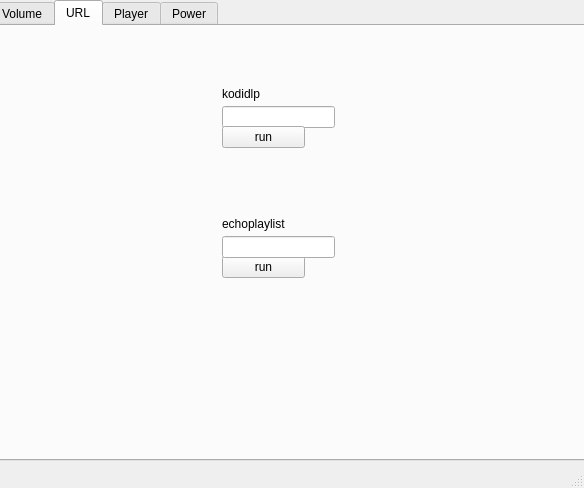
Qt form kodigui.ui (definitly486/KodiGui) before a commit.
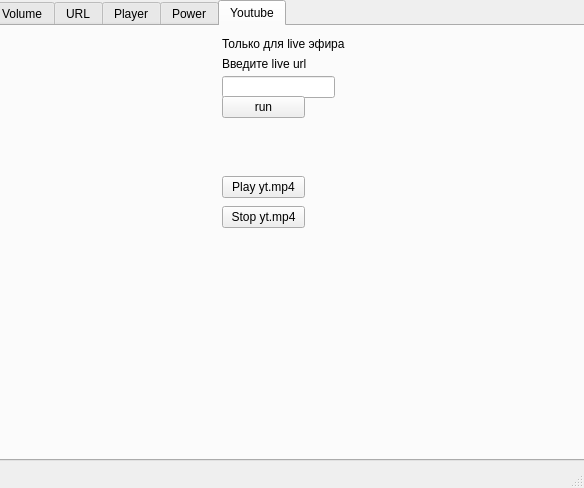
The same form after that commit. Icons and pictures are not drawn.

Commit message: изменено:      kodigui.pro.user 	изменено:      kodigui.ui 	изменено:      mainwindow.cpp 	изменено:      mainwindow.h

Diff of the .ui file:
```diff
--- a/kodigui.ui
+++ b/kodigui.ui
@@ -29,7 +29,7 @@
      </rect>
     </property>
     <property name="currentIndex">
-     <number>1</number>
+     <number>4</number>
     </property>
     <widget class="QWidget" name="volume">
      <attribute name="title">
@@ -220,6 +220,86 @@
       </property>
      </widget>
     </widget>
+    <widget class="QWidget" name="tab">
+     <attribute name="title">
+      <string>Youtube</string>
+     </attribute>
+     <widget class="QLineEdit" name="lineEdit_3">
+      <property name="geometry">
+       <rect>
+        <x>230</x>
+        <y>50</y>
+        <width>113</width>
+        <height>22</height>
+       </rect>
+      </property>
+     </widget>
+     <widget class="QLabel" name="label_4">
+      <property name="geometry">
+       <rect>
+        <x>230</x>
+        <y>30</y>
+        <width>131</width>
+        <height>16</height>
+       </rect>
+      </property>
+      <property name="text">
+       <string>Введите live url</string>
+      </property>
+     </widget>
+     <widget class="QPushButton" name="pushButton_8">
+      <property name="geometry">
+       <rect>
+        <x>230</x>
+        <y>70</y>
+        <width>83</width>
+        <height>22</height>
+       </rect>
+      </property>
+      <property name="text">
+       <string>run</string>
+      </property>
+     </widget>
+     <widget class="QPushButton" name="pushButton_9">
+      <property name="geometry">
+       <rect>
+        <x>230</x>
+        <y>150</y>
+        <width>83</width>
+        <height>22</height>
+       </rect>
+      </property>
+      <property name="text">
+       <string>Play yt.mp4</string>
+      </property>
+     </widget>
+     <widget class="QLabel" name="label_5">
+      <property name="geometry">
+       <rect>
+        <x>230</x>
+        <y>10</y>
+        <width>321</width>
+        <height>16</height>
+       </rect>
+      </property>
+      <property name="text">
+       <string>Только для live эфира</string>
+      </property>
+     </widget>
+     <widget class="QPushButton" name="pushButton_10">
+      <property name="geometry">
+       <rect>
+        <x>230</x>
+        <y>180</y>
+        <width>83</width>
+        <height>22</height>
+       </rect>
+      </property>
+      <property name="text">
+       <string>Stop yt.mp4</string>
+      </property>
+     </widget>
+    </widget>
    </widget>
   </widget>
   <widget class="QMenuBar" name="menubar">
```
The commit also changes 3 other files.
